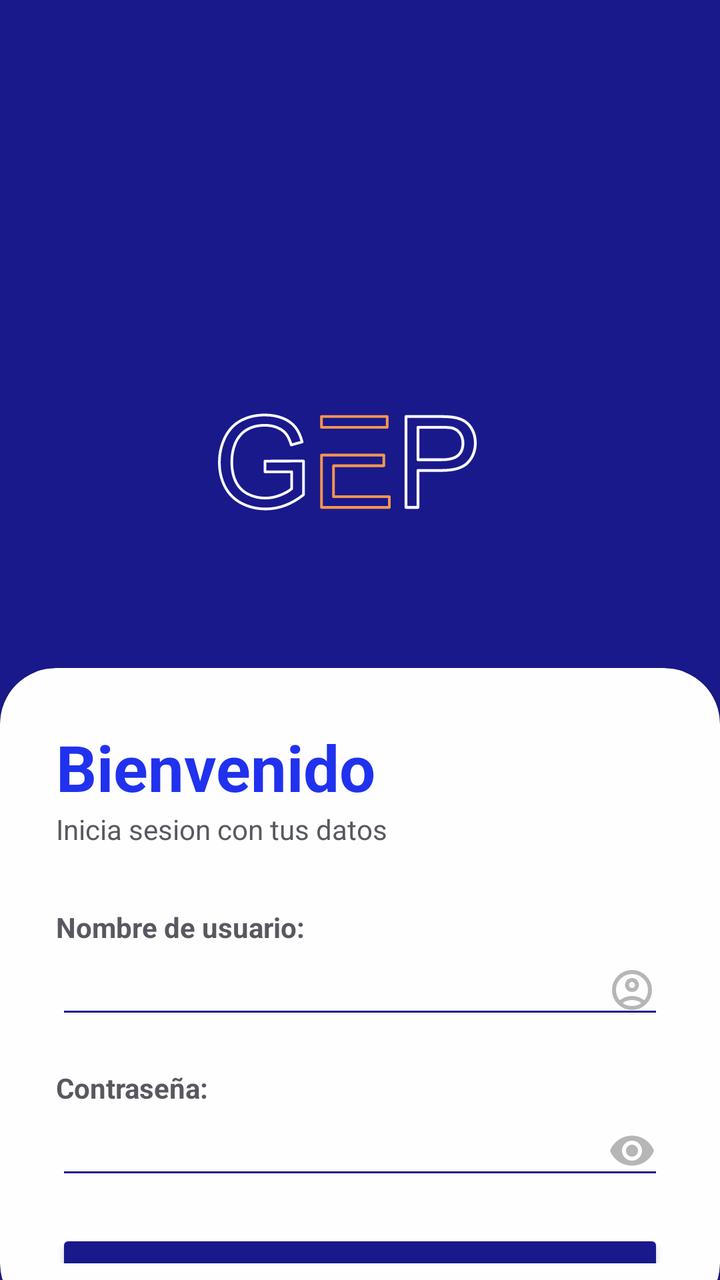
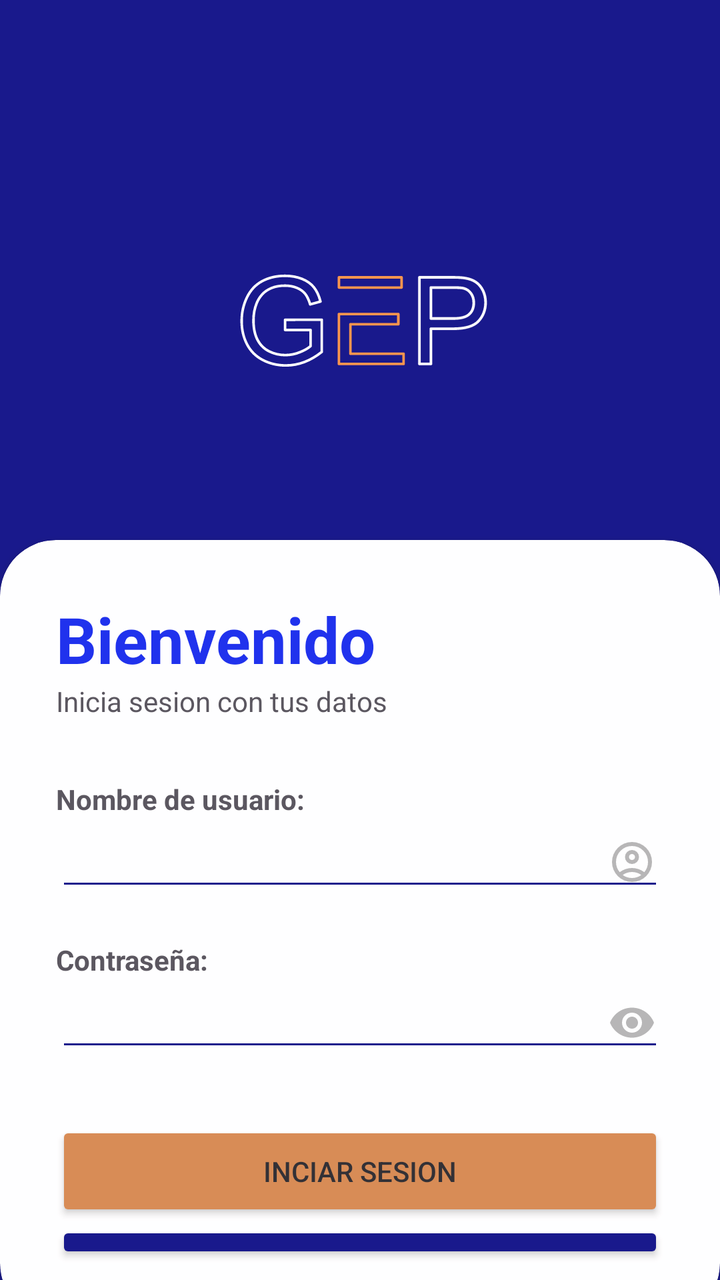

Screens rendered from an Android XML layout before and after an edit, with the pre-edit source and the edit as a unified diff.
<!-- AndroidManifest.xml: application theme Theme.GestionEquipaje -->
<!-- res/layout/activity_main.xml -->
<?xml version="1.0" encoding="utf-8"?>
<androidx.constraintlayout.widget.ConstraintLayout xmlns:android="http://schemas.android.com/apk/res/android"
    xmlns:app="http://schemas.android.com/apk/res-auto"
    xmlns:tools="http://schemas.android.com/tools"
    android:id="@+id/main"
    android:layout_width="match_parent"
    android:layout_height="match_parent"
    tools:context=".MainActivity">

    <RelativeLayout
        android:id="@+id/rlFondo"
        android:layout_width="match_parent"
        android:layout_height="match_parent"
        android:alpha="0.9"
        android:background="@color/white"
        android:backgroundTint="@color/color_primario"
        app:layout_constraintBottom_toBottomOf="parent"
        app:layout_constraintEnd_toEndOf="parent"
        app:layout_constraintStart_toStartOf="parent"
        app:layout_constraintTop_toTopOf="parent">

        <androidx.cardview.widget.CardView
            android:layout_width="match_parent"
            android:layout_height="397dp"
            android:layout_alignParentStart="true"
            android:layout_alignParentTop="true"
            android:layout_alignParentBottom="true"
            android:layout_marginStart="0dp"
            android:layout_marginTop="334dp"
            android:layout_marginBottom="-20dp"
            android:backgroundTint="@color/white"
            app:cardCornerRadius="28dp">


            <LinearLayout
                android:layout_width="match_parent"
                android:layout_height="wrap_content"
                android:orientation="vertical"
                android:padding="28dp">

                <ScrollView
                    android:layout_width="match_parent"
                    android:layout_height="wrap_content"/>

                <TextView
                    android:id="@+id/txtTituloLogIn"
                    android:layout_width="wrap_content"
                    android:layout_height="wrap_content"
                    android:text="Bienvenido"
                    android:textColor="#081CEB"
                    android:textSize="32sp"
                    android:textStyle="bold" />

                <TextView
                    android:id="@+id/textView2"
                    android:layout_width="wrap_content"
                    android:layout_height="wrap_content"
                    android:text="Inicia sesion con tus datos" />

                <View
                    android:id="@+id/view1"
                    android:layout_width="wrap_content"
                    android:layout_height="30dp" />

                <TextView
                    android:id="@+id/textView4"
                    android:layout_width="wrap_content"
                    android:layout_height="wrap_content"
                    android:text="Nombre de usuario:"
                    android:textStyle="bold" />

                <EditText
                    android:id="@+id/edNombreLogIn"
                    android:layout_width="match_parent"
                    android:layout_height="wrap_content"
                    android:backgroundTint="@color/color_primario"
                    android:drawableEnd="@drawable/icono_usuario"
                    android:ems="10"
                    android:inputType="textEmailAddress" />

                <View
                    android:id="@+id/view2"
                    android:layout_width="wrap_content"
                    android:layout_height="20dp" />

                <TextView
                    android:id="@+id/lblContraLogIn"
                    android:layout_width="wrap_content"
                    android:layout_height="wrap_content"
                    android:text="Contraseña:"
                    android:textStyle="bold" />

                <EditText
                    android:id="@+id/edContraseñaLogIn"
                    android:layout_width="match_parent"
                    android:layout_height="wrap_content"
                    android:backgroundTint="@color/color_primario"
                    android:ems="10"
                    android:drawableEnd="@drawable/icono_ojo"
                    android:inputType="textPassword" />

                <View
                    android:id="@+id/view3"
                    android:layout_width="wrap_content"
                    android:layout_height="20dp" />

                <Button
                    android:id="@+id/btnInicioSesion"
                    android:layout_width="match_parent"
                    android:layout_height="50dp"
                    android:backgroundTint="@color/color_primario"
                    android:text="Iniciar sesion" />

            </LinearLayout>
        </androidx.cardview.widget.CardView>

        <ImageView
            android:id="@+id/imageView2"
            android:layout_width="284dp"
            android:layout_height="400dp"
            android:layout_alignParentStart="true"
            android:layout_alignParentTop="true"
            android:layout_alignParentEnd="true"
            android:layout_marginStart="70dp"
            android:layout_marginTop="31dp"
            android:layout_marginEnd="56dp"
            app:layout_constraintEnd_toEndOf="parent"
            app:layout_constraintStart_toStartOf="parent"
            app:srcCompat="@drawable/logo_gep" />

    </RelativeLayout>


</androidx.constraintlayout.widget.ConstraintLayout>
<!-- resources referenced by this layout -->
<resources>
  <color name="color_primario">#000080</color>
  <color name="white">#FFFFFFFF</color>
  <!-- drawable icono_ojo (drawable) -->
  <vector xmlns:android="http://schemas.android.com/apk/res/android" android:height="24dp" android:tint="#AFAFAF" android:viewportHeight="24" android:viewportWidth="24" android:width="24dp">
        
      <path android:fillColor="@android:color/white" android:pathData="M12,4.5C7,4.5 2.73,7.61 1,12c1.73,4.39 6,7.5 11,7.5s9.27,-3.11 11,-7.5c-1.73,-4.39 -6,-7.5 -11,-7.5zM12,17c-2.76,0 -5,-2.24 -5,-5s2.24,-5 5,-5 5,2.24 5,5 -2.24,5 -5,5zM12,9c-1.66,0 -3,1.34 -3,3s1.34,3 3,3 3,-1.34 3,-3 -1.34,-3 -3,-3z"/>
      
  </vector>
  <!-- drawable icono_usuario (drawable) -->
  <vector xmlns:android="http://schemas.android.com/apk/res/android" android:height="24dp" android:tint="#AFAFAF" android:viewportHeight="960" android:viewportWidth="960" android:width="24dp">
        
      <path android:fillColor="@android:color/white" android:pathData="M234,684Q285,645 348,622.5Q411,600 480,600Q549,600 612,622.5Q675,645 726,684Q761,643 780.5,591Q800,539 800,480Q800,347 706.5,253.5Q613,160 480,160Q347,160 253.5,253.5Q160,347 160,480Q160,539 179.5,591Q199,643 234,684ZM380.5,479.5Q340,439 340,380Q340,321 380.5,280.5Q421,240 480,240Q539,240 579.5,280.5Q620,321 620,380Q620,439 579.5,479.5Q539,520 480,520Q421,520 380.5,479.5ZM480,880Q397,880 324,848.5Q251,817 197,763Q143,709 111.5,636Q80,563 80,480Q80,397 111.5,324Q143,251 197,197Q251,143 324,111.5Q397,80 480,80Q563,80 636,111.5Q709,143 763,197Q817,251 848.5,324Q880,397 880,480Q880,563 848.5,636Q817,709 763,763Q709,817 636,848.5Q563,880 480,880ZM580,784.5Q627,769 666,740Q627,711 580,695.5Q533,680 480,680Q427,680 380,695.5Q333,711 294,740Q333,769 380,784.5Q427,800 480,800Q533,800 580,784.5ZM523,423Q540,406 540,380Q540,354 523,337Q506,320 480,320Q454,320 437,337Q420,354 420,380Q420,406 437,423Q454,440 480,440Q506,440 523,423ZM480,380Q480,380 480,380Q480,380 480,380Q480,380 480,380Q480,380 480,380Q480,380 480,380Q480,380 480,380Q480,380 480,380Q480,380 480,380ZM480,740Q480,740 480,740Q480,740 480,740Q480,740 480,740Q480,740 480,740Q480,740 480,740Q480,740 480,740Q480,740 480,740Q480,740 480,740Z"/>
      
  </vector>
  <!-- drawable logo_gep: vector/xml drawable (drawable, 5203 chars, omitted) -->
  <style name="Theme.GestionEquipaje" parent="Base.Theme.GestionEquipaje" />
  <style name="Base.Theme.GestionEquipaje" parent="Theme.Material3.DayNight.NoActionBar">
          
          <item name="colorPrimary">@color/color_primario</item>
          <item name="colorSecondary">@color/color_secundario</item>
      </style>
  <color name="color_secundario">#F88B3A</color>
</resources>

<!-- the commit's change to res/layout/activity_main.xml (unified diff, before → after) -->
@@ -26,7 +26,7 @@
             android:layout_alignParentTop="true"
             android:layout_alignParentBottom="true"
             android:layout_marginStart="0dp"
-            android:layout_marginTop="334dp"
+            android:layout_marginTop="270dp"
             android:layout_marginBottom="-20dp"
             android:backgroundTint="@color/white"
             app:cardCornerRadius="28dp">
@@ -37,10 +37,6 @@
                 android:layout_height="wrap_content"
                 android:orientation="vertical"
                 android:padding="28dp">
-
-                <ScrollView
-                    android:layout_width="match_parent"
-                    android:layout_height="wrap_content"/>
 
                 <TextView
                     android:id="@+id/txtTituloLogIn"
@@ -102,14 +98,29 @@
                 <View
                     android:id="@+id/view3"
                     android:layout_width="wrap_content"
-                    android:layout_height="20dp" />
+                    android:layout_height="30dp" />
 
                 <Button
                     android:id="@+id/btnInicioSesion"
                     android:layout_width="match_parent"
                     android:layout_height="50dp"
+                    android:backgroundTint="@color/color_secundario"
+                    android:text="INCIAR SESION" />
+                <Button
+                    android:id="@+id/btnGoogle"
+                    android:layout_width="match_parent"
                     android:backgroundTint="@color/color_primario"
-                    android:text="Iniciar sesion" />
+                    android:layout_height="wrap_content"
+                    android:text="CONTINUAR CON GOOGLE"
+                    android:textColor="@color/white"
+                    app:icon="@drawable/ic_google"
+                    app:iconTint="@null"
+                    app:iconPadding="16dp"
+                    app:iconGravity="textStart"
+                    android:padding="12dp"
+                    android:elevation="2dp"
+                    android:textAllCaps="false" />
+
 
             </LinearLayout>
         </androidx.cardview.widget.CardView>
@@ -121,9 +132,9 @@
             android:layout_alignParentStart="true"
             android:layout_alignParentTop="true"
             android:layout_alignParentEnd="true"
-            android:layout_marginStart="70dp"
-            android:layout_marginTop="31dp"
-            android:layout_marginEnd="56dp"
+            android:layout_marginStart="83dp"
+            android:layout_marginTop="-40dp"
+            android:layout_marginEnd="54dp"
             app:layout_constraintEnd_toEndOf="parent"
             app:layout_constraintStart_toStartOf="parent"
             app:srcCompat="@drawable/logo_gep" />
<!-- resource entries referenced after the edit -->
@@ -2,6 +2,25 @@
 <resources>
   <color name="color_primario">#000080</color>
   <color name="white">#FFFFFFFF</color>
+  <!-- drawable ic_google (drawable) -->
+  <vector xmlns:android="http://schemas.android.com/apk/res/android"
+      android:width="800dp"
+      android:height="800dp"
+      android:viewportWidth="262"
+      android:viewportHeight="262">
+    <path
+        android:pathData="M258.88,133.45c0,-10.73 -0.87,-18.57 -2.76,-26.69L133.55,106.76v48.45h71.95c-1.45,12.04 -9.28,30.17 -26.69,42.36l-0.24,1.62 38.76,30.02 2.68,0.27c24.66,-22.77 38.88,-56.28 38.88,-96.03"
+        android:fillColor="#4285F4"/>
+    <path
+        android:pathData="M133.55,261.1c35.25,0 64.84,-11.6 86.45,-31.62l-41.2,-31.91c-11.02,7.69 -25.82,13.06 -45.26,13.06 -34.52,0 -63.82,-22.77 -74.27,-54.25l-1.53,0.13 -40.3,31.19 -0.53,1.47C38.39,231.8 82.49,261.1 133.55,261.1"
+        android:fillColor="#34A853"/>
+    <path
+        android:pathData="M59.28,156.37c-2.76,-8.12 -4.35,-16.83 -4.35,-25.82 0,-8.99 1.6,-17.7 4.21,-25.82l-0.07,-1.73L18.26,71.31l-1.34,0.63C8.08,89.64 3,109.52 3,130.55s5.08,40.9 13.93,58.6l42.36,-32.78"
+        android:fillColor="#FBBC05"/>
+    <path
+        android:pathData="M133.55,50.48c24.51,0 41.05,10.59 50.48,19.44l36.84,-35.97C198.24,12.91 168.8,0 133.55,0 82.49,0 38.39,29.3 16.92,71.95l42.21,32.78c10.59,-31.48 39.89,-54.25 74.41,-54.25"
+        android:fillColor="#EB4335"/>
+  </vector>
   <!-- drawable icono_ojo (drawable) -->
   <vector xmlns:android="http://schemas.android.com/apk/res/android" android:height="24dp" android:tint="#AFAFAF" android:viewportHeight="24" android:viewportWidth="24" android:width="24dp">
         
@@ -21,6 +40,6 @@
           <item name="colorPrimary">@color/color_primario</item>
           <item name="colorSecondary">@color/color_secundario</item>
       </style>
-  <color name="color_secundario">#F88B3A</color>
+  <color name="color_secundario">#D48043</color>
 </resources>
 
